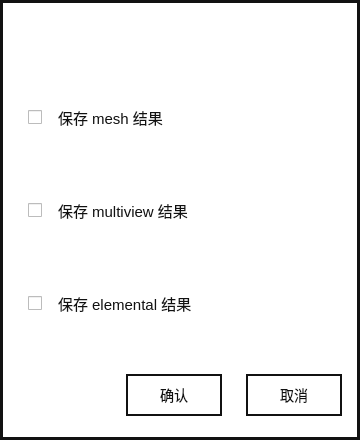
Old version of the form mergeholo/ui/SaveSettingsDialog.ui in the repository Vangzip/Holographicface.
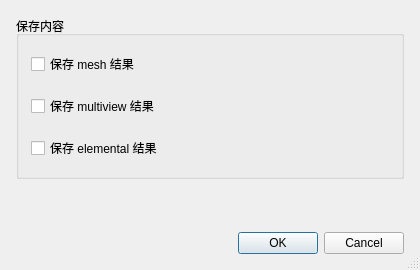
New version of the form.

The edit to the form file:
```diff
--- a/mergeholo/ui/SaveSettingsDialog.ui
+++ b/mergeholo/ui/SaveSettingsDialog.ui
@@ -6,125 +6,65 @@
    <rect>
     <x>0</x>
     <y>0</y>
-    <width>360</width>
-    <height>440</height>
+    <width>420</width>
+    <height>270</height>
    </rect>
   </property>
   <property name="minimumSize">
    <size>
-    <width>360</width>
-    <height>440</height>
-   </size>
-  </property>
-  <property name="maximumSize">
-   <size>
-    <width>360</width>
-    <height>440</height>
+    <width>400</width>
+    <height>250</height>
    </size>
   </property>
   <property name="windowTitle">
    <string>保存设置</string>
   </property>
-  <property name="styleSheet">
-   <string notr="true">#SaveSettingsDialog {
-    background: #ffffff;
-    border: 3px solid #121212;
-}
-QCheckBox {
-    color: #111111;
-    font-size: 15px;
-    spacing: 16px;
-}
-QPushButton {
-    min-width: 92px;
-    min-height: 38px;
-    color: #111111;
-    background: #ffffff;
-    border: 2px solid #111111;
-    font-size: 14px;
-}
-QPushButton:hover {
-    background: #f2f2f2;
-}
-QPushButton:pressed {
-    background: #e4e4e4;
-}
-QToolButton {
-    border: none;
-    background: transparent;
-}</string>
-  </property>
-  <layout class="QVBoxLayout" name="rootLayout">
-   <property name="leftMargin">
-    <number>28</number>
-   </property>
-   <property name="topMargin">
-    <number>14</number>
-   </property>
-   <property name="rightMargin">
-    <number>18</number>
-   </property>
-   <property name="bottomMargin">
-    <number>24</number>
-   </property>
-   <item>
-    <layout class="QHBoxLayout" name="titleRow">
-     <item>
-      <spacer name="titleSpacer">
-       <property name="orientation">
-        <enum>Qt::Horizontal</enum>
-       </property>
-       <property name="sizeHint" stdset="0">
-        <size>
-         <width>40</width>
-         <height>20</height>
-        </size>
-       </property>
-      </spacer>
-     </item>
-     <item>
-      <widget class="QToolButton" name="closeButton">
-       <property name="minimumSize">
-        <size>
-         <width>32</width>
-         <height>32</height>
-        </size>
-       </property>
-       <property name="maximumSize">
-        <size>
-         <width>32</width>
-         <height>32</height>
-        </size>
-       </property>
-       <property name="text">
-        <string/>
-       </property>
-       <property name="autoRaise">
+  <property name="sizeGripEnabled">
         <bool>true</bool>
        </property>
-      </widget>
-     </item>
-    </layout>
-   </item>
+  <layout class="QVBoxLayout" name="rootLayout">
+   <property name="spacing">
+    <number>12</number>
+   </property>
+   <property name="leftMargin">
+    <number>16</number>
+   </property>
+   <property name="topMargin">
+    <number>16</number>
+   </property>
+   <property name="rightMargin">
+    <number>16</number>
+   </property>
+   <property name="bottomMargin">
+    <number>16</number>
+   </property>
    <item>
-    <spacer name="topSpacer">
-     <property name="orientation">
-      <enum>Qt::Vertical</enum>
+    <widget class="QGroupBox" name="saveContentGroup">
+     <property name="title">
+      <string>保存内容</string>
      </property>
-     <property name="sizeHint" stdset="0">
-      <size>
-       <width>20</width>
-       <height>10</height>
-      </size>
-     </property>
-    </spacer>
-   </item>
+     <layout class="QVBoxLayout" name="saveContentLayout">
+      <property name="spacing">
+       <number>10</number>
+      </property>
+      <property name="leftMargin">
+       <number>12</number>
+      </property>
+      <property name="topMargin">
+       <number>12</number>
+      </property>
+      <property name="rightMargin">
+       <number>12</number>
+      </property>
+      <property name="bottomMargin">
+       <number>12</number>
+      </property>
    <item>
     <widget class="QCheckBox" name="meshCheckBox">
      <property name="minimumSize">
       <size>
        <width>0</width>
-       <height>44</height>
+          <height>32</height>
       </size>
      </property>
      <property name="text">
@@ -132,25 +72,12 @@
      </property>
     </widget>
    </item>
-   <item>
-    <spacer name="meshSpacer">
-     <property name="orientation">
-      <enum>Qt::Vertical</enum>
-     </property>
-     <property name="sizeHint" stdset="0">
-      <size>
-       <width>20</width>
-       <height>24</height>
-      </size>
-     </property>
-    </spacer>
-   </item>
    <item>
     <widget class="QCheckBox" name="multiviewCheckBox">
      <property name="minimumSize">
       <size>
        <width>0</width>
-       <height>44</height>
+          <height>32</height>
       </size>
      </property>
      <property name="text">
@@ -158,25 +85,12 @@
      </property>
     </widget>
    </item>
-   <item>
-    <spacer name="multiviewSpacer">
-     <property name="orientation">
-      <enum>Qt::Vertical</enum>
-     </property>
-     <property name="sizeHint" stdset="0">
-      <size>
-       <width>20</width>
-       <height>24</height>
-      </size>
-     </property>
-    </spacer>
-   </item>
    <item>
     <widget class="QCheckBox" name="elementalCheckBox">
      <property name="minimumSize">
       <size>
        <width>0</width>
-       <height>44</height>
+          <height>32</height>
       </size>
      </property>
      <property name="text">
@@ -184,6 +98,9 @@
      </property>
     </widget>
    </item>
+     </layout>
+    </widget>
+   </item>
    <item>
     <spacer name="buttonSpacer">
      <property name="orientation">
@@ -192,44 +109,23 @@
      <property name="sizeHint" stdset="0">
       <size>
        <width>20</width>
-       <height>40</height>
+       <height>12</height>
       </size>
      </property>
     </spacer>
    </item>
    <item>
-    <layout class="QHBoxLayout" name="buttonRow">
-     <property name="spacing">
-      <number>24</number>
-     </property>
-     <item>
-      <spacer name="buttonLeftSpacer">
+    <widget class="QDialogButtonBox" name="buttonBox">
        <property name="orientation">
         <enum>Qt::Horizontal</enum>
        </property>
-       <property name="sizeHint" stdset="0">
-        <size>
-         <width>16</width>
-         <height>20</height>
-        </size>
-       </property>
-      </spacer>
-     </item>
-     <item>
-      <widget class="QPushButton" name="confirmButton">
-       <property name="text">
-        <string>确认</string>
-       </property>
-      </widget>
-     </item>
-     <item>
-      <widget class="QPushButton" name="cancelButton">
-       <property name="text">
-        <string>取消</string>
-       </property>
-      </widget>
-     </item>
-    </layout>
+     <property name="standardButtons">
+      <set>QDialogButtonBox::Cancel|QDialogButtonBox::Ok</set>
+     </property>
+     <property name="centerButtons">
+      <bool>false</bool>
+     </property>
+    </widget>
    </item>
   </layout>
  </widget>
```
Left out of the diff: 2 changed lines with no effect on the pictures. Lines whose indentation alone changed are shown as unchanged.
